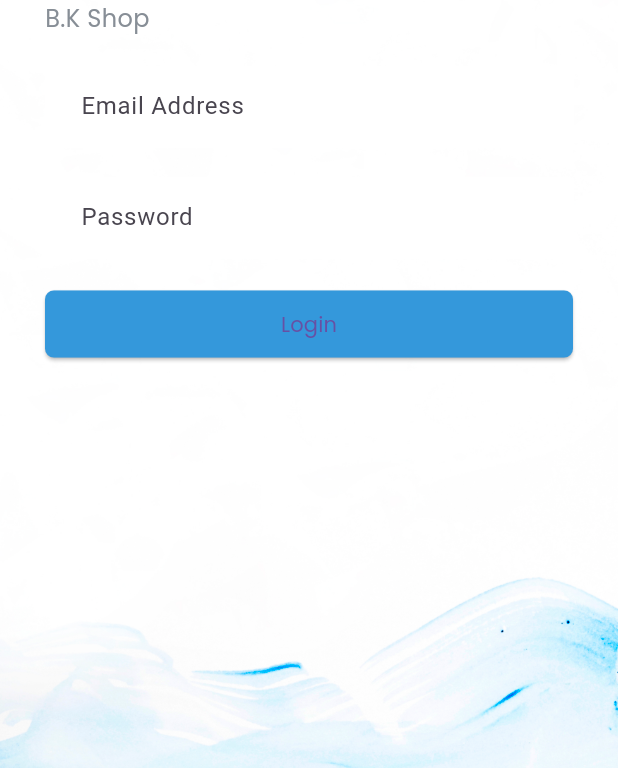
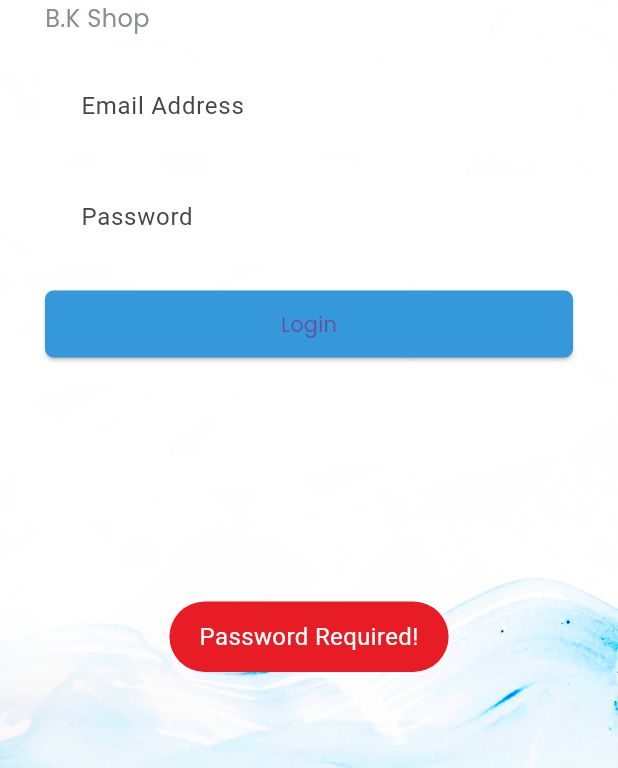
Before and after one commit to Shoun42/new_project, a Flutter app: the loginScreen screen opened by its route, after a tap on "Login", on a phone screen of 412 x 824 dp, the part 468-1236 px from its top. Run offline on Flutter 3.47's test engine with Material 3 defaults, Android fonts, the phone set to English and light mode, and no system bars; our stand-ins replace fluttertoast, pin_code_fields.

Commit message:
09/03/2025

```diff
--- a/lib/emailVerifacationScreen.dart
+++ b/lib/onboarding/emailVerifacationScreen.dart
@@ -1,6 +1,6 @@
 import 'package:flutter/material.dart';
 
-import 'style/style.dart';
+import '../style/style.dart';
 
 class emailVerifacationScreen extends StatefulWidget {
   const emailVerifacationScreen({super.key});
--- /dev/null
+++ b/lib/onboarding/loginScreen.dart
@@ -0,0 +1,95 @@
+import 'package:flutter/material.dart';
+import 'package:new_project/style/style.dart';
+
+import '../Api/api.dart';
+
+class loginScreen extends StatefulWidget {
+  const loginScreen({super.key});
+
+  @override
+  State<loginScreen> createState() => _loginScreenState();
+}
+
+class _loginScreenState extends State<loginScreen> {
+
+  Map<String,String> FromValue ={"email":" ", "password":""};
+  bool Loading=false;
+
+  InputOnChange(MapKey,Textvalue){
+    setState(() {
+      FromValue.update(MapKey, (value) => Textvalue);
+    });
+  }
+
+  FormOnSubmit() async {
+    if (FromValue["email"]!.length == 0) {
+      ErrorToast("Email Required!");
+    }
+    else if (FromValue["password"]!.length == 0) {
+      ErrorToast("Password Required!");
+    }
+    else{
+      setState(() {Loading=true; });
+
+      bool res=await LoginRequest(FromValue);
+      if(res==true){
+
+      }
+      else {
+        setState(() {Loading=false ; });
+      }
+
+    }
+  }
+
+
+  @override
+  Widget build(BuildContext context) {
+    return Scaffold(
+      body: Stack(
+        children: [
+          ScreenBackground(context),
+          Container(
+            padding: EdgeInsets.all(30),
+            child: Column(
+              mainAxisAlignment:MainAxisAlignment.center,
+              crossAxisAlignment:CrossAxisAlignment.start,
+              children: [
+                Text('Login With B.K Gas',style: Head1Text(colorDarkBlue),),
+                SizedBox(height: 1),
+                Text('B.K Shop',style: Head6Text(colorLightGray),),
+                SizedBox(height: 20),
+                TextFormField(
+
+                  onChanged: (Textvalue){
+                    InputOnChange("email", Textvalue);
+                  },
+
+                  decoration: AppInputDecoration('Email Address'),),
+                SizedBox(height: 20),
+
+                TextFormField(
+                  onChanged: (Textvalue){
+                    InputOnChange("password", Textvalue);
+                  },
+                  decoration: AppInputDecoration('Password'),),
+                SizedBox(height: 20,),
+
+                Container(child: ElevatedButton(
+                    style: AppButtonStyle(),
+                    child:PrimaryButtonChild('Login'),
+                    onPressed: () {
+                      FormOnSubmit();
+                    },
+                ),)
+
+              ],
+            ),
+          )
+        ],
+
+
+      ),
+    );
+  }
+}
--- a/lib/splashscreen.dart
+++ b/lib/onboarding/splashScreen.dart
@@ -1,6 +1,6 @@
 import 'package:flutter/material.dart';
 import 'registrationScreen.dart';
-import 'style/style.dart';
+import '../style/style.dart';
 
 
 class SplashScreen extends StatefulWidget {
```
Also changed, not shown: lib/Api/api.dart (added, +102 -0 lines), lib/main.dart (+8 -7 lines), lib/onboarding/pinVerifacationScreen.dart (renamed from lib/pinVerifacationScreen.dart, +1 -6 lines), lib/onboarding/setPasswordScreen.dart (renamed from lib/loginScreen.dart, +9 -8 lines), lib/profile/profileUpdateScreen.dart (added, +15 -0 lines), lib/setPasswordScreen.dart (deleted, +0 -48 lines), lib/task/cancelTaskListScreen.dart (added, +10 -0 lines), lib/task/completedTaskListScreen.dart (added, +15 -0 lines), lib/task/newTaskListScreen.dart (added, +14 -0 lines), lib/task/progressTaskListScreen.dart (added, +14 -0 lines), lib/task/taskCreateScreen.dart (added, +15 -0 lines), lib/onboarding/registrationScreen.dart (renamed from lib/registrationScreen.dart).
